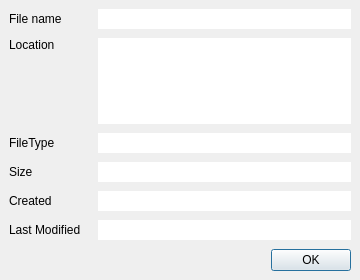
Qt form src/fileinfodialog/fileinfodialog.ui (karakirimu/AutoBatchTools) before a commit.
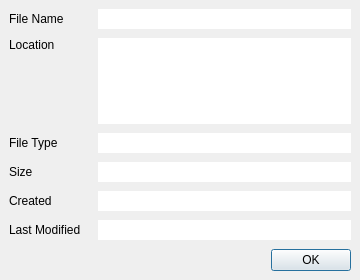
The same form after that commit.

```diff
--- a/src/fileinfodialog/fileinfodialog.ui
+++ b/src/fileinfodialog/fileinfodialog.ui
@@ -106,7 +106,7 @@
         </size>
        </property>
        <property name="text">
-        <string>FileType</string>
+        <string>File Type</string>
        </property>
       </widget>
      </item>
@@ -125,7 +125,7 @@
         </size>
        </property>
        <property name="text">
-        <string>File name</string>
+        <string>File Name</string>
        </property>
       </widget>
      </item>
```
